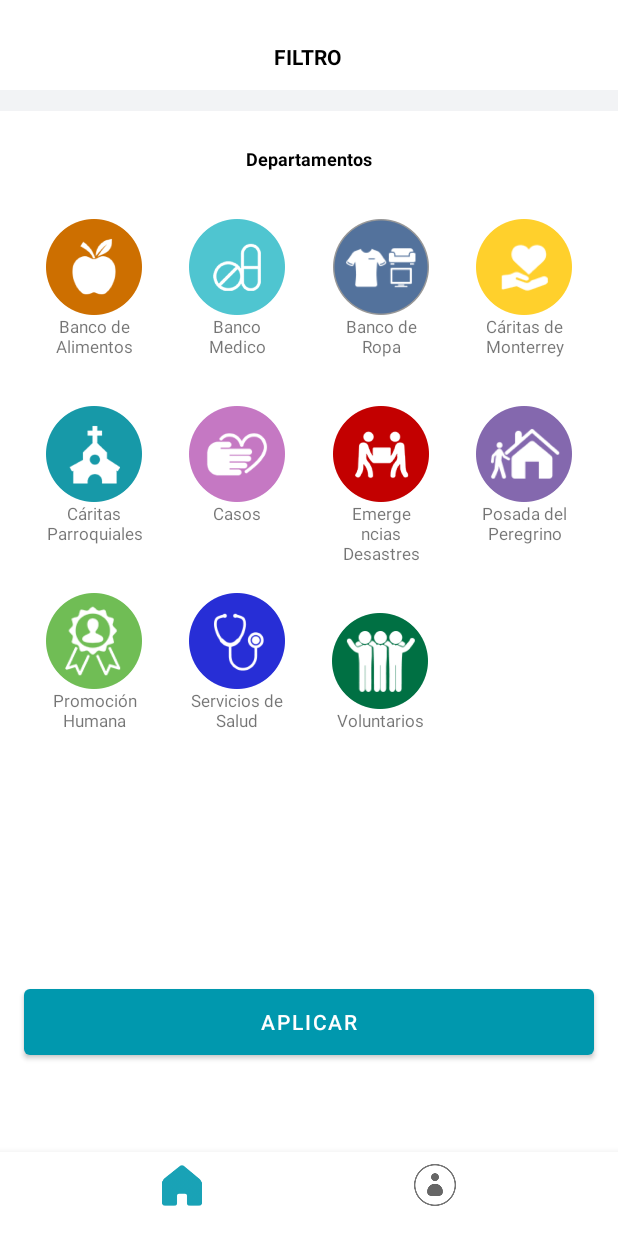
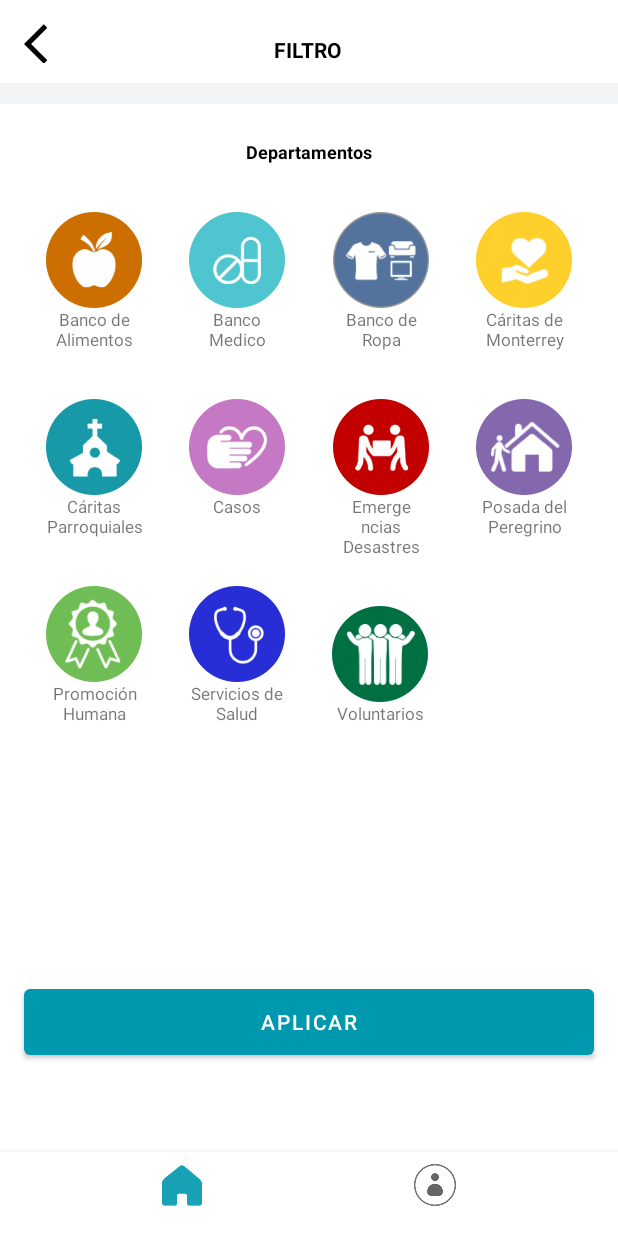
Before and after one commit to fdoddoli/Caritas_Android_App, an Android app: the screen it shows after launch (MainActivity), after a tap on an icon or button, on a phone screen of 412 x 824 dp. Run offline under Robolectric (Android 15) with nearby library versions, the phone set to English and light mode, and no system bars; network calls fail.

Commit message:
filter-botón-back

```diff
--- a/CaritasReto/app/src/main/java/com/example/caritasreto/controller/filtros.kt
+++ b/CaritasReto/app/src/main/java/com/example/caritasreto/controller/filtros.kt
@@ -8,6 +8,7 @@ import android.view.LayoutInflater
 import android.view.View
 import android.view.ViewGroup
 import android.widget.Button
+import android.widget.ImageButton
 import android.widget.ImageView
 import androidx.fragment.app.FragmentManager
 import com.example.caritasreto.R
@@ -27,6 +28,7 @@ class Filtros : Fragment() {
     lateinit var filterPromHumana : ImageView
     lateinit var filterServSalud : ImageView
     lateinit var filterVoluntarios : ImageView
+    lateinit var backBtn: ImageButton
 
     //Definir variable para boton de aplicar
     lateinit var aplicarBtn : Button
@@ -76,6 +78,7 @@ class Filtros : Fragment() {
         filterVoluntarios = view.findViewById(R.id.voluntarios)
 
         aplicarBtn = view.findViewById(R.id.aplicarButton)
+        backBtn = view.findViewById(R.id.backBtnVerMas)
 
         assignClickListenersIcons()
         assignClickListeners()
@@ -153,11 +156,15 @@ class Filtros : Fragment() {
 
     private fun assignClickListeners(){
         //Cerrar filter y pasar datos
+        val homeFragment = Home()
+        val bundle = Bundle()
         aplicarBtn.setOnClickListener{
-            val homeFragment = Home()
-            val bundle = Bundle()
             bundle.putStringArrayList("datos", filtro)
             homeFragment.arguments = bundle
+            myFragmentManager.beginTransaction()
+                .replace(R.id.fragment_container, homeFragment).commit()
+        }
+        backBtn.setOnClickListener{
             myFragmentManager.beginTransaction()
                 .replace(R.id.fragment_container, homeFragment).commit()
         }
--- a/CaritasReto/app/src/main/res/layout/fragment_filtros.xml
+++ b/CaritasReto/app/src/main/res/layout/fragment_filtros.xml
@@ -12,6 +12,7 @@
         android:id="@+id/filtro_titulo"
         android:layout_width="wrap_content"
         android:layout_height="wrap_content"
+        android:layout_marginTop="16dp"
         android:text="FILTRO"
         android:textColor="@color/negro"
         android:textSize="14dp"
@@ -21,7 +22,7 @@
         app:layout_constraintHorizontal_bias="0.498"
         app:layout_constraintStart_toStartOf="parent"
         app:layout_constraintTop_toTopOf="parent"
-        app:layout_constraintVertical_bias="0.037" />
+        app:layout_constraintVertical_bias="0.01" />
 
     <TextView
         android:id="@+id/departamentos_titulo"
@@ -93,7 +94,7 @@
         android:text="Banco Medico"
         android:textAlignment="center"
         android:textSize="11sp"
-        app:layout_constraintEnd_toStartOf="@+id/banco_ropa_titulo"
+        app:layout_constraintEnd_toStartOf="@id/banco_ropa_titulo"
         app:layout_constraintHorizontal_bias="0.5"
         app:layout_constraintStart_toEndOf="@+id/banco_alimentos_titulo"
         app:layout_constraintTop_toBottomOf="@+id/banco_medicamentos" />
@@ -324,4 +325,15 @@
         app:layout_constraintTop_toTopOf="parent"
         app:layout_constraintVertical_bias="0.918" />
 
+    <ImageButton
+        android:id="@+id/backBtnVerMas"
+        android:layout_width="32dp"
+        android:layout_height="26dp"
+        android:layout_marginStart="16dp"
+        android:layout_marginTop="16dp"
+        android:background="#00FFFFFF"
+        android:src="@drawable/back_icon_black"
+        app:layout_constraintStart_toStartOf="parent"
+        app:layout_constraintTop_toTopOf="parent" />
+
 </androidx.constraintlayout.widget.ConstraintLayout>
--- a/CaritasReto/app/src/main/res/layout/fragment_ver_mas.xml
+++ b/CaritasReto/app/src/main/res/layout/fragment_ver_mas.xml
@@ -78,7 +78,7 @@
     <ImageButton
         android:id="@+id/backBtnVerMas"
         android:layout_width="32dp"
-        android:layout_height="28dp"
+        android:layout_height="26dp"
         android:layout_marginStart="16dp"
         android:layout_marginTop="8dp"
         android:background="#00FFFFFF"
```
